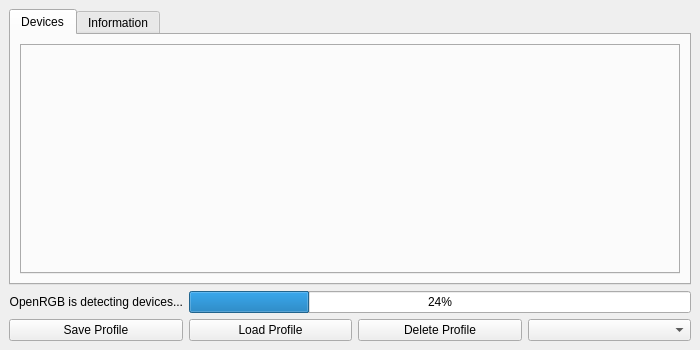
First picture: the form in qt/OpenRGBDialog2.ui, repository CalcProgrammer1/OpenRGB, before the edit.
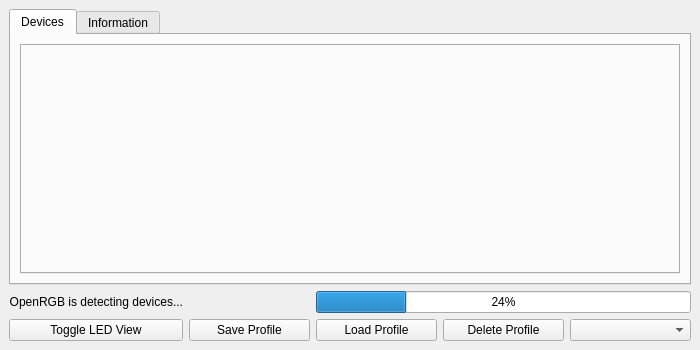
Second picture: the form after the edit.

Commit message: Add button to toggle graphical LED view and default to hidden

Patch:
```diff
--- a/qt/OpenRGBDialog2.ui
+++ b/qt/OpenRGBDialog2.ui
@@ -15,7 +15,28 @@
   </property>
   <widget class="QWidget" name="centralWidget">
    <layout class="QGridLayout" name="gridLayout">
-    <item row="2" column="0" colspan="4">
+    <item row="3" column="2" colspan="3">
+     <widget class="QProgressBar" name="DetectionProgressBar">
+      <property name="value">
+       <number>24</number>
+      </property>
+     </widget>
+    </item>
+    <item row="5" column="3">
+     <widget class="QPushButton" name="ButtonDeleteProfile">
+      <property name="text">
+       <string>Delete Profile</string>
+      </property>
+     </widget>
+    </item>
+    <item row="5" column="2">
+     <widget class="QPushButton" name="ButtonLoadProfile">
+      <property name="text">
+       <string>Load Profile</string>
+      </property>
+     </widget>
+    </item>
+    <item row="2" column="0" colspan="5">
      <widget class="QTabWidget" name="MainTabBar">
       <property name="tabShape">
        <enum>QTabWidget::Rounded</enum>
@@ -62,30 +83,6 @@
       </widget>
      </widget>
     </item>
-    <item row="4" column="2">
-     <widget class="QPushButton" name="ButtonDeleteProfile">
-      <property name="text">
-       <string>Delete Profile</string>
-      </property>
-     </widget>
-    </item>
-    <item row="4" column="3">
-     <widget class="QComboBox" name="ProfileBox"/>
-    </item>
-    <item row="4" column="1">
-     <widget class="QPushButton" name="ButtonLoadProfile">
-      <property name="text">
-       <string>Load Profile</string>
-      </property>
-     </widget>
-    </item>
-    <item row="4" column="0">
-     <widget class="QPushButton" name="ButtonSaveProfile">
-      <property name="text">
-       <string>Save Profile</string>
-      </property>
-     </widget>
-    </item>
     <item row="3" column="0">
      <widget class="QLabel" name="DetectionProgressLabel">
       <property name="text">
@@ -96,10 +93,20 @@
       </property>
      </widget>
     </item>
-    <item row="3" column="1" colspan="3">
-     <widget class="QProgressBar" name="DetectionProgressBar">
-      <property name="value">
-       <number>24</number>
+    <item row="5" column="4">
+     <widget class="QComboBox" name="ProfileBox"/>
+    </item>
+    <item row="5" column="0">
+     <widget class="QPushButton" name="ButtonToggleDeviceView">
+      <property name="text">
+       <string>Toggle LED View</string>
+      </property>
+     </widget>
+    </item>
+    <item row="5" column="1">
+     <widget class="QPushButton" name="ButtonSaveProfile">
+      <property name="text">
+       <string>Save Profile</string>
       </property>
      </widget>
     </item>
```
The commit also changes 6 other files.
